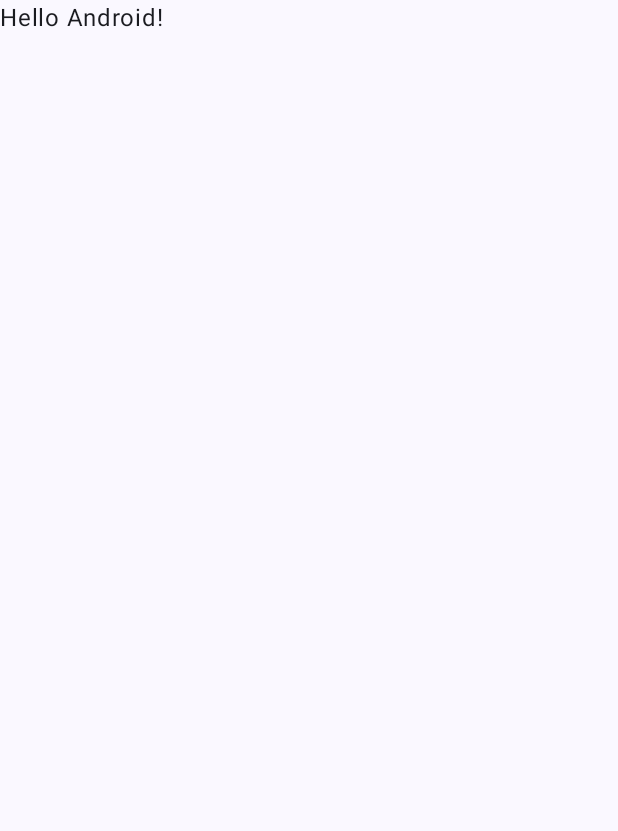
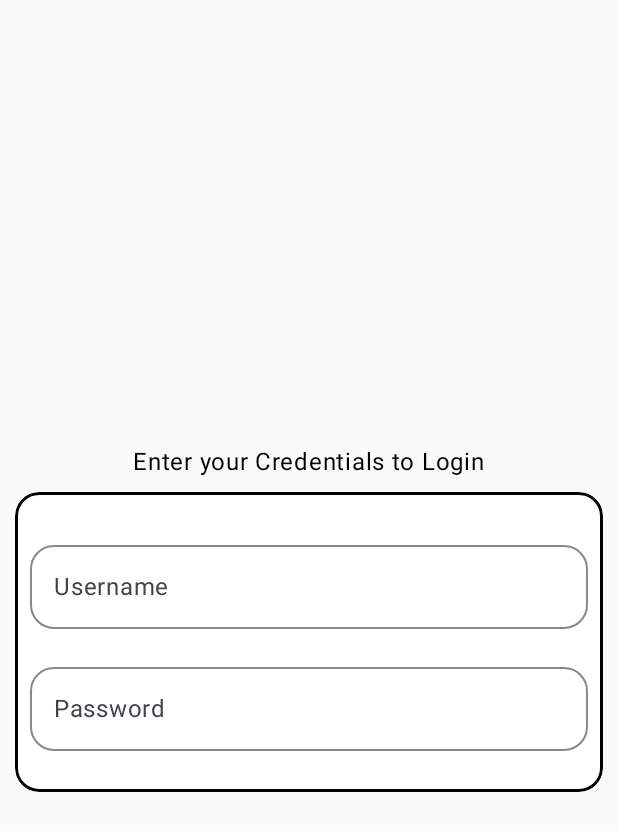
Before and after one commit to MohammadIrshadAhmed/ResumeApp, an Android app built with Jetpack Compose: the screen it shows after launch (MainActivity), on a phone screen of 412 x 824 dp. Before the commit the part shown is almost empty. Shown: the top 831 px of the screen. Run offline under Robolectric (Android 15) with nearby library versions, the phone set to English and light mode, and no system bars.

Commit message:
login ui page

```diff
--- /dev/null
+++ b/app/src/main/java/com/example/resumeandroidapp/LoginPage.kt
@@ -0,0 +1,108 @@
+package com.example.resumeandroidapp
+
+import androidx.compose.foundation.background
+import androidx.compose.foundation.border
+import androidx.compose.foundation.layout.Arrangement
+import androidx.compose.foundation.layout.Box
+import androidx.compose.foundation.layout.Column
+import androidx.compose.foundation.layout.Spacer
+import androidx.compose.foundation.layout.fillMaxSize
+import androidx.compose.foundation.layout.fillMaxWidth
+import androidx.compose.foundation.layout.height
+import androidx.compose.foundation.layout.padding
+import androidx.compose.foundation.shape.RoundedCornerShape
+import androidx.compose.material3.ExperimentalMaterial3Api
+import androidx.compose.material3.OutlinedTextField
+import androidx.compose.material3.Text
+import androidx.compose.material3.TextFieldDefaults
+import androidx.compose.runtime.Composable
+import androidx.compose.runtime.getValue
+import androidx.compose.runtime.mutableStateOf
+import androidx.compose.runtime.remember
+import androidx.compose.ui.Alignment
+import androidx.compose.ui.Modifier
+import androidx.compose.ui.graphics.Color
+import androidx.compose.ui.tooling.preview.Preview
+import androidx.compose.ui.unit.dp
+import com.example.resumeandroidapp.ui.theme.ResumeAndroidAppTheme
+import androidx.compose.runtime.setValue
+import androidx.compose.ui.draw.clip
+
+
+@OptIn(ExperimentalMaterial3Api::class)
+@Composable
+fun LoginPage() {
+    var userName by remember { mutableStateOf("") }
+    var password by remember { mutableStateOf("") }
+
+    Box(
+        modifier = Modifier
+            .fillMaxSize()
+            .padding(horizontal = 10.dp),
+        contentAlignment = Alignment.Center
+    ) {
+        Column {
+            Box(modifier = Modifier.fillMaxWidth(), contentAlignment = Alignment.Center) {
+                Text("Enter your Credentials to Login")
+            }
+            Spacer(modifier = Modifier.height(8.dp))
+            Box(
+                modifier = Modifier
+                    .height(200.dp)
+                    .fillMaxWidth()
+                    .clip(RoundedCornerShape(16.dp)) // change background color to know it's significance
+                    .background(Color.White)
+                    .border(
+                        width = 2.dp,
+                        color = Color.Black,
+                        shape = RoundedCornerShape(16.dp)
+                    ),
+                contentAlignment = Alignment.Center
+            ) {
+                Column(
+                    modifier = Modifier
+                        .padding(10.dp)
+                        .fillMaxSize(),
+                    verticalArrangement = Arrangement.SpaceEvenly
+                ) {
+                    OutlinedTextField(
+                        value = userName,
+                        onValueChange = { newChar ->
+                            val filteredChar = newChar.filter { it.isLetterOrDigit() }
+                            userName = filteredChar
+                        },
+                        label = { Text("Username") },
+                        colors = TextFieldDefaults.outlinedTextFieldColors(
+                            focusedBorderColor = Color.Black,
+                            unfocusedBorderColor = Color.Gray
+                        ),
+                        shape = RoundedCornerShape(16.dp),
+                        modifier = Modifier.fillMaxWidth()
+                    )
+
+                    OutlinedTextField(
+                        value = password,
+                        onValueChange = { password = it },
+                        label = { Text("Password") },
+                        colors = TextFieldDefaults.outlinedTextFieldColors(
+                            focusedBorderColor = Color.Black,
+                            unfocusedBorderColor = Color.Gray
+                        ),
+                        shape = RoundedCornerShape(16.dp),
+                        modifier = Modifier.fillMaxWidth()
+                    )
+                }
+            }
+        }
+
+    }
+}
+
+
+@Preview(showBackground = true)
+@Composable
+fun LoginPreview() {
+    ResumeAndroidAppTheme {
+        LoginPage()
+    }
+}
--- a/app/src/main/java/com/example/resumeandroidapp/MainActivity.kt
+++ b/app/src/main/java/com/example/resumeandroidapp/MainActivity.kt
@@ -4,13 +4,6 @@ import android.os.Bundle
 import androidx.activity.ComponentActivity
 import androidx.activity.compose.setContent
 import androidx.activity.enableEdgeToEdge
-import androidx.compose.foundation.layout.fillMaxSize
-import androidx.compose.foundation.layout.padding
-import androidx.compose.material3.Scaffold
-import androidx.compose.material3.Text
-import androidx.compose.runtime.Composable
-import androidx.compose.ui.Modifier
-import androidx.compose.ui.tooling.preview.Preview
 import com.example.resumeandroidapp.ui.theme.ResumeAndroidAppTheme
 
 class MainActivity : ComponentActivity() {
@@ -19,29 +12,8 @@ class MainActivity : ComponentActivity() {
         enableEdgeToEdge()
         setContent {
             ResumeAndroidAppTheme {
-                Scaffold(modifier = Modifier.fillMaxSize()) { innerPadding ->
-                    Greeting(
-                        name = "Android",
-                        modifier = Modifier.padding(innerPadding)
-                    )
-                }
+                LoginPage()
             }
         }
     }
 }
-
-@Composable
-fun Greeting(name: String, modifier: Modifier = Modifier) {
-    Text(
-        text = "Hello $name!",
-        modifier = modifier
-    )
-}
-
-@Preview(showBackground = true)
-@Composable
-fun GreetingPreview() {
-    ResumeAndroidAppTheme {
-        Greeting("Android")
-    }
-}
```
